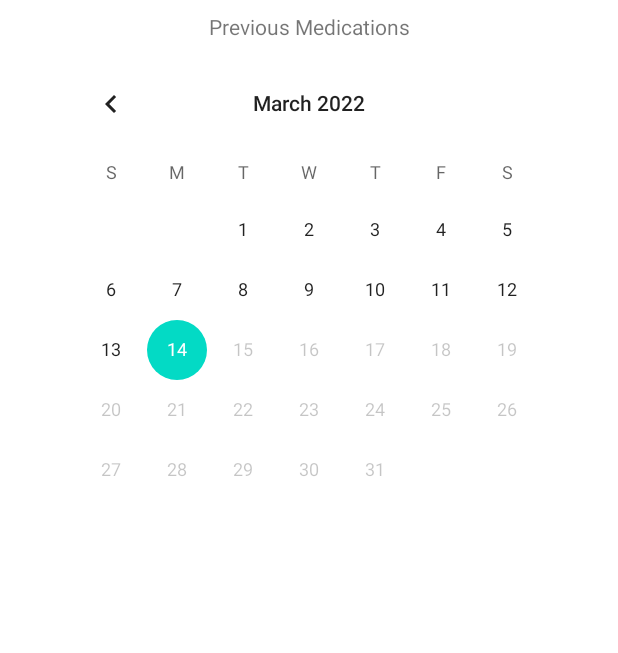
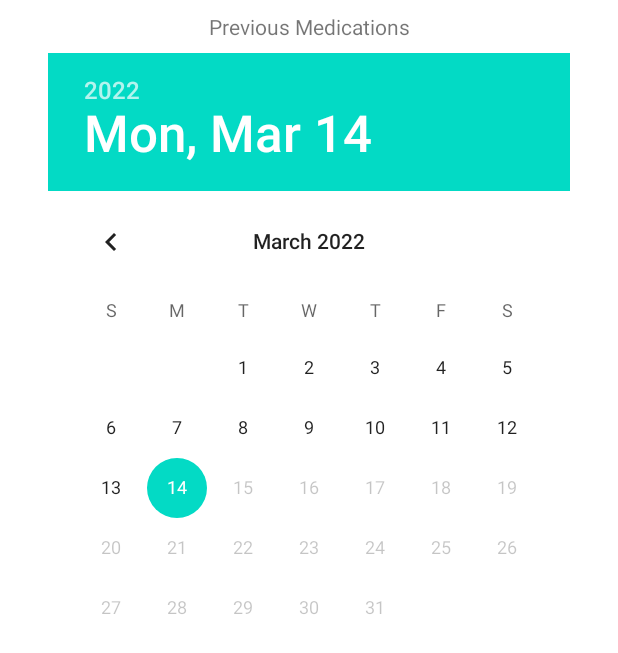
Before and after one commit to ETS-Android3/Project, an Android app: the calendarView screen opened directly, with no data from a screen before it, on a phone screen of 412 x 824 dp. Shown: the top 653 px of the screen. Run offline under Robolectric (Android 15) with nearby library versions, the phone set to English and light mode, and no system bars.

Commit message:
Updated datepickers to a nicer version

```diff
--- a/MedicationReminderApplication/app/src/main/java/com/example/medicationreminderapplication/calendarView.java
+++ b/MedicationReminderApplication/app/src/main/java/com/example/medicationreminderapplication/calendarView.java
@@ -5,6 +5,7 @@ import androidx.appcompat.app.AppCompatActivity;
 
 import android.os.Bundle;
 import android.widget.CalendarView;
+import android.widget.DatePicker;
 
 import java.time.LocalDate;
 import java.time.LocalDateTime;
@@ -17,11 +18,12 @@ public class calendarView extends AppCompatActivity {
     protected void onCreate(Bundle savedInstanceState) {
         super.onCreate(savedInstanceState);
         setContentView(R.layout.activity_calendar_view);
-        CalendarView calendarView = findViewById(R.id.calendarView);
+
+        DatePicker calendarView = findViewById(R.id.calendarView);
         calendarView.setMaxDate(LocalDateTime.now().atZone(ZoneId.systemDefault()).toInstant().toEpochMilli());
-        calendarView.setOnDateChangeListener(new CalendarView.OnDateChangeListener() {
+        calendarView.setOnDateChangedListener(new DatePicker.OnDateChangedListener() {
             @Override
-            public void onSelectedDayChange(@NonNull CalendarView view, int year, int month, int dayOfMonth) {
+            public void onDateChanged(DatePicker view, int year, int monthOfYear, int dayOfMonth) {
 
             }
         });
--- a/MedicationReminderApplication/app/src/main/res/layout/activity_calendar_view.xml
+++ b/MedicationReminderApplication/app/src/main/res/layout/activity_calendar_view.xml
@@ -5,15 +5,6 @@
     android:layout_width="match_parent"
     android:layout_height="match_parent"
     tools:context=".calendarView">
-
-    <CalendarView
-        android:id="@+id/calendarView"
-        android:layout_width="wrap_content"
-        android:layout_height="wrap_content"
-        android:layout_marginTop="8dp"
-        app:layout_constraintEnd_toEndOf="parent"
-        app:layout_constraintStart_toStartOf="parent"
-        app:layout_constraintTop_toBottomOf="@+id/textView9" />
 
     <TextView
         android:id="@+id/textView9"
@@ -24,4 +15,14 @@
         app:layout_constraintEnd_toEndOf="parent"
         app:layout_constraintStart_toStartOf="parent"
         app:layout_constraintTop_toTopOf="parent" />
+
+    <DatePicker
+        android:id="@+id/calendarView"
+        android:layout_width="wrap_content"
+        android:layout_height="wrap_content"
+        android:layout_marginTop="8dp"
+        app:layout_constraintEnd_toEndOf="parent"
+        app:layout_constraintStart_toStartOf="parent"
+        app:layout_constraintTop_toBottomOf="@+id/textView9" />
+
 </androidx.constraintlayout.widget.ConstraintLayout>
```
Also changed, not shown: MedicationReminderApplication/app/src/main/res/layout/fragment_by_x_days.xml (+14 -15 lines).
